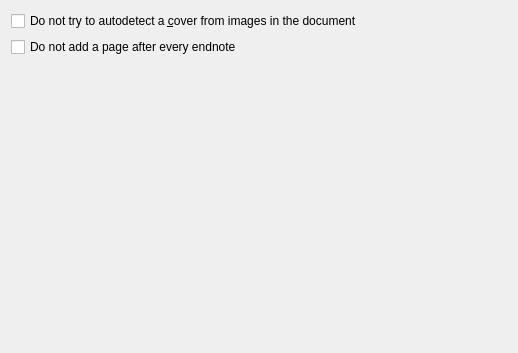
Qt form src/calibre/gui2/convert/docx_input.ui (kovidgoyal/calibre) before a commit.
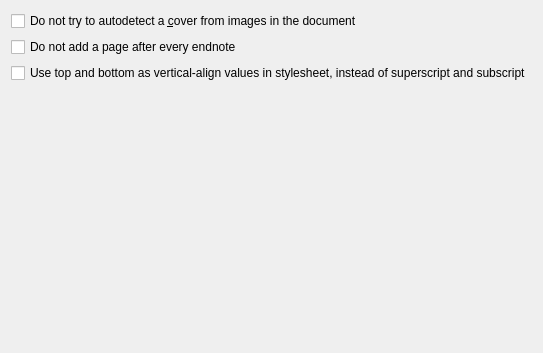
The same form after that commit.

Commit message: Add option to use top/bottom as css property vertical-align instead of superscript/subscript

```diff
--- a/src/calibre/gui2/convert/docx_input.ui
+++ b/src/calibre/gui2/convert/docx_input.ui
@@ -28,6 +28,13 @@
      </property>
     </widget>
    </item>
+   <item>
+    <widget class="QCheckBox" name="opt_docx_no_supsub_in_css">
+     <property name="text">
+      <string>Use top and bottom as vertical-align values in stylesheet, instead of superscript and subscript</string>
+     </property>
+    </widget>
+   </item>
    <item>
     <spacer name="verticalSpacer">
      <property name="orientation">
```
The commit also changes 4 other files.
